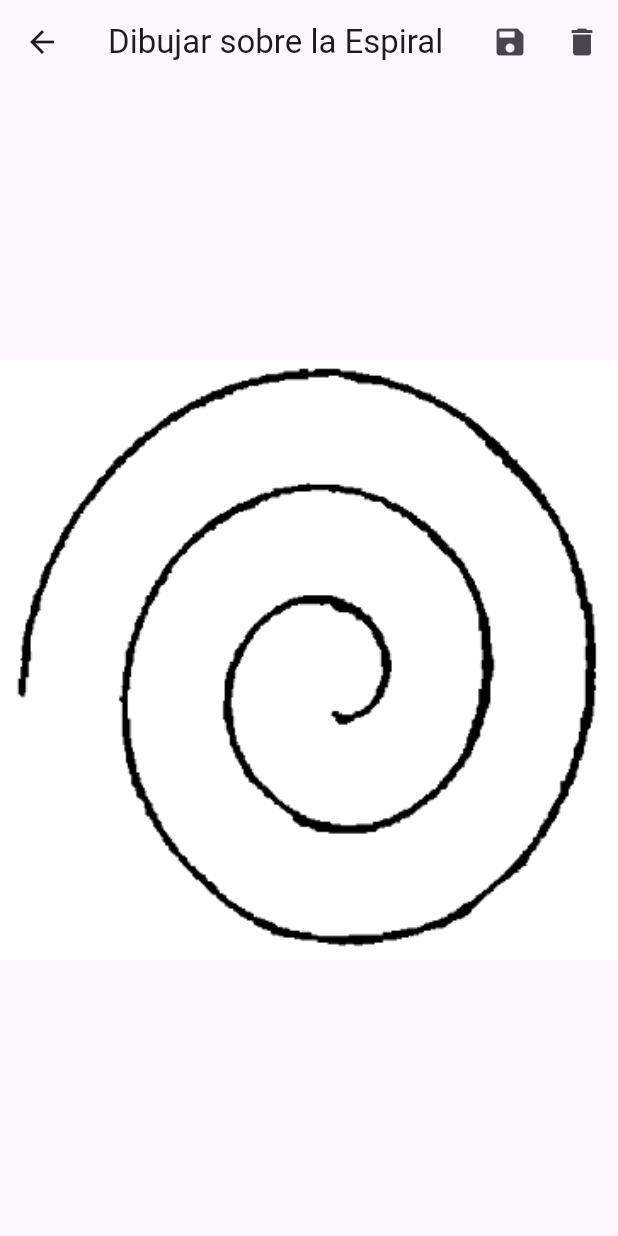
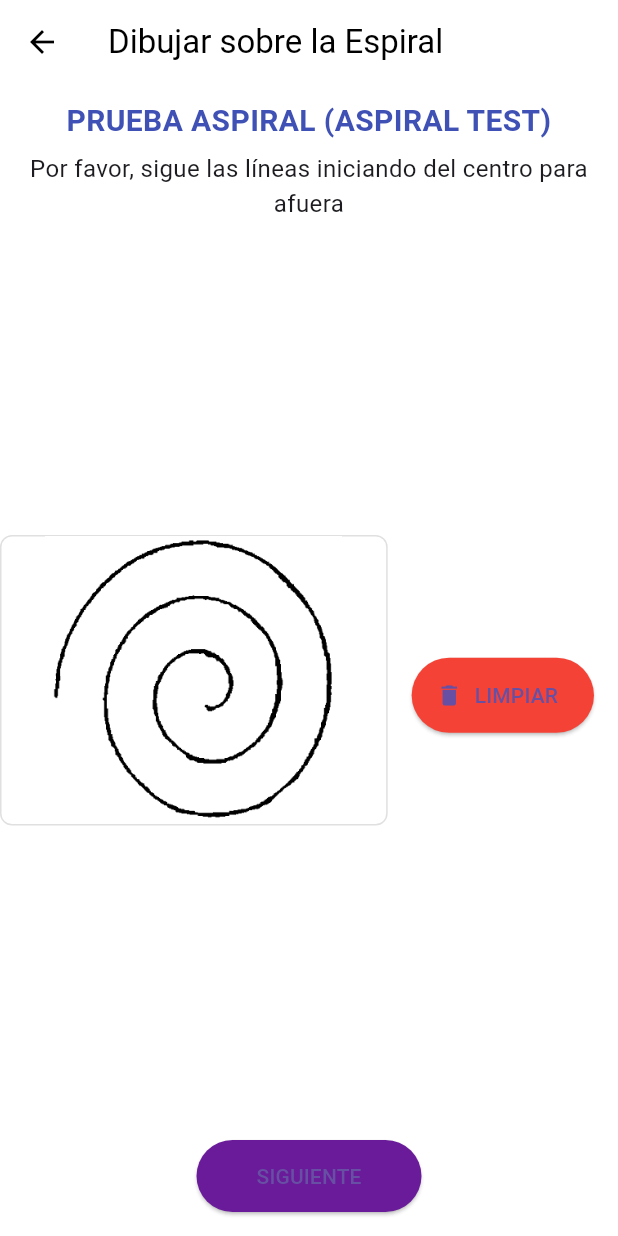
Before and after one commit to DarwinJesusNeiraC/Tesis_app, a Flutter app: the DrawScreen screen opened directly with empty values, on a phone screen of 412 x 824 dp. Run offline on Flutter 3.47's test engine with Material 3 defaults, Android fonts, the light colour scheme and no system bars; our stand-ins replace firebase_core, permission_handler; missing offline and left inert: flutter_sound; accounts and stored records are empty.

Commit message:
modife visual from drawscreen

```diff
--- a/lib/screens/draw_screen.dart
+++ b/lib/screens/draw_screen.dart
@@ -14,7 +14,6 @@ class DrawScreen extends StatefulWidget {
   final String handUsed;
   final bool isDominant;
 
-  // Constructor modificado con parámetros nombrados requeridos
   DrawScreen({
     required this.firstName,
     required this.lastName,
@@ -68,72 +67,6 @@ class _DrawScreenState extends State<DrawScreen> {
     }
   }
 
-/*
-  Future<void> _saveToStorage() async {
-    try {
-      // Obtiene el widget para capturar la imagen
-      final RenderRepaintBoundary? boundary = _globalKey.currentContext
-          ?.findRenderObject() as RenderRepaintBoundary?;
-      if (boundary == null) {
-        throw Exception(
-            'No se pudo acceder al contexto del RenderRepaintBoundary');
-      }
-      //RenderRepaintBoundary boundary = _globalKey.currentContext!
-      //    .findRenderObject() as RenderRepaintBoundary;
-      final ui.Image originalImage = await boundary.toImage(pixelRatio: 3.0);
-      final ui.Size size = boundary.size;
-
-      // Crea un recorder para dibujar en un nuevo Canvas
-      final recorder = ui.PictureRecorder();
-      final canvas =
-          Canvas(recorder, Rect.fromLTWH(0, 0, size.width, size.height));
-
-      // Pinta el fondo blanco
-      canvas.drawRect(
-        Rect.fromLTWH(0, 0, size.width, size.height),
-        Paint()..color = Colors.white,
-      );
-      // Dibuja la imagen original (los puntos)
-      final paint = Paint();
-      canvas.drawImage(originalImage, Offset.zero, paint);
-
-      // Renderiza la imagen final
-      final ui.Picture picture = recorder.endRecording();
-      final ui.Image finalImage = await picture.toImage(
-        size.width.toInt(),
-        size.height.toInt(),
-      );
-      ByteData? byteData =
-          await finalImage.toByteData(format: ui.ImageByteFormat.png);
-      Uint8List pngBytes = byteData!.buffer.asUint8List();
-
-      // Guarda la imagen localmente
-      //final directory = await getApplicationDocumentsDirectory();
-      final directory = Directory('/storage/emulated/0/Download');
-      String fileName =
-          "${widget.userName}_${widget.gender}_${widget.age}_${widget.handUsed}_${widget.isDominant ? 'Dominante' : 'NoDominante'}.png";
-      File imgFile = File('${directory.path}/$fileName');
-      //await imgFile.writeAsBytes(pngBytes);
-
-      await _saveToDownloads(pngBytes,
-          "${widget.userName}_${widget.gender}_${widget.age}_${widget.handUsed}_${widget.isDominant ? 'Dominante' : 'NoDominante'}.png");
-      print('Imagen guardada en: ${imgFile.path}');
-      /*ScaffoldMessenger.of(context).showSnackBar(
-        SnackBar(content: Text('Imagen guardada: $fileName')),
-      );
-    */
-      print('Imagen guardada');
-    } catch (e) {
-      print('Error al guardar la imagen: $e');
-      /*
-      ScaffoldMessenger.of(context).showSnackBar(
-        SnackBar(content: Text('Error al guardar la imagen: $e')),
-      );
-      */
-    }
-  }
-  */
-
   Future<void> _saveDrawing(BuildContext context) async {
     try {
       final folderPath = await _createUserFolder();
@@ -158,11 +91,6 @@ class _DrawScreenState extends State<DrawScreen> {
 
       print('Imagen guardada en: $filePath');
 
-      /*
-      ScaffoldMessenger.of(context).showSnackBar(
-        SnackBar(content: Text('Dibujo guardado en: $filePath')),
-      );
-      */
       Navigator.push(
         context,
         MaterialPageRoute(
@@ -175,11 +103,6 @@ class _DrawScreenState extends State<DrawScreen> {
       );
     } catch (e) {
       print('Error al guardar el dibujo: $e');
-      /*
-      ScaffoldMessenger.of(context).showSnackBar(
-        SnackBar(content: Text('Error al guardar el dibujo: $e')),
-      );
-      */
     }
   }
 
@@ -187,7 +110,7 @@ class _DrawScreenState extends State<DrawScreen> {
     setState(() => _points.clear());
   }
 
-  @override
+  /*@override
   Widget build(BuildContext context) {
     return Scaffold(
       appBar: AppBar(
@@ -251,6 +174,138 @@ class _DrawScreenState extends State<DrawScreen> {
       ),
     );
   }
+  */
+
+  @override
+  Widget build(BuildContext context) {
+    return Scaffold(
+      appBar: AppBar(
+        title: const Text('Dibujar sobre la Espiral'),
+        automaticallyImplyLeading: true, // <- habilita la flecha
+        backgroundColor: Colors.white,
+        elevation: 0,
+        foregroundColor: Colors.black,
+      ),
+      backgroundColor: Colors.white,
+      body: SafeArea(
+        child: Column(
+          children: [
+            const SizedBox(height: 10),
+            const Text(
+              'PRUEBA ASPIRAL (ASPIRAL TEST)',
+              style: TextStyle(
+                fontSize: 20,
+                fontWeight: FontWeight.bold,
+                color: Colors.indigo,
+              ),
+              textAlign: TextAlign.center,
+            ),
+            const SizedBox(height: 6),
+            const Text(
+              'Por favor, sigue las líneas iniciando del centro para afuera',
+              style: TextStyle(fontSize: 16),
+              textAlign: TextAlign.center,
+            ),
+            const SizedBox(height: 10),
+            Expanded(
+                child: Row(
+              children: [
+                const SizedBox(height: 16),
+                Expanded(
+                  child: Center(
+                    child: AspectRatio(
+                      aspectRatio: 4 / 3,
+                      child: Container(
+                        decoration: BoxDecoration(
+                          border: Border.all(color: Colors.black12),
+                          borderRadius: BorderRadius.circular(8),
+                        ),
+                        child: Stack(
+                          children: [
+                            Positioned.fill(
+                              child: Image.asset(
+                                'assets/spiral.png',
+                                fit: BoxFit.contain,
+                              ),
+                            ),
+                            RepaintBoundary(
+                              key: _globalKey,
+                              child: GestureDetector(
+                                onPanUpdate: (details) {
+                                  RenderBox box = _globalKey.currentContext!
+                                      .findRenderObject() as RenderBox;
+                                  Offset localPosition =
+                                      box.globalToLocal(details.globalPosition);
+
+                                  if (localPosition.dx >= 0 &&
+                                      localPosition.dy >= 0 &&
+                                      localPosition.dx <= box.size.width &&
+                                      localPosition.dy <= box.size.height) {
+                                    setState(() {
+                                      _points.add(localPosition);
+                                    });
+                                  }
+                                },
+                                onPanEnd: (_) => _points.add(null),
+                                child: CustomPaint(
+                                  painter: _DrawingPainter(points: _points),
+                                  child: Container(
+                                    color: Colors.transparent,
+                                  ),
+                                ),
+                              ),
+                            ),
+                          ],
+                        ),
+                      ),
+                    ),
+                  ),
+                ),
+                const SizedBox(width: 16),
+                Column(
+                  mainAxisAlignment: MainAxisAlignment.center,
+                  children: [
+                    /*ElevatedButton.icon(
+                      onPressed: () => _saveDrawing(context),
+                      icon: Icon(Icons.save),
+                      label: Text('GUARDAR'),
+                      style: ElevatedButton.styleFrom(
+                        backgroundColor: Colors.blue,
+                        minimumSize: Size(120, 50),
+                      ),
+                    ),
+                    */
+                    const SizedBox(height: 20),
+                    ElevatedButton.icon(
+                      onPressed: _clearDrawing,
+                      icon: Icon(Icons.delete),
+                      label: Text('LIMPIAR'),
+                      style: ElevatedButton.styleFrom(
+                        backgroundColor: Colors.red,
+                        minimumSize: Size(120, 50),
+                      ),
+                    ),
+                  ],
+                ),
+                const SizedBox(width: 16),
+              ],
+            )),
+            const SizedBox(height: 10),
+            ElevatedButton(
+              onPressed: () => _saveDrawing(context),
+              child: const Text('SIGUIENTE'),
+              style: ElevatedButton.styleFrom(
+                backgroundColor: Colors.purple[800],
+                padding:
+                    const EdgeInsets.symmetric(horizontal: 40, vertical: 14),
+              ),
+            ),
+            const SizedBox(height: 16),
+          ],
+        ),
+      ),
+    );
+  }
 }
 
 class _DrawingPainter extends CustomPainter {
```
